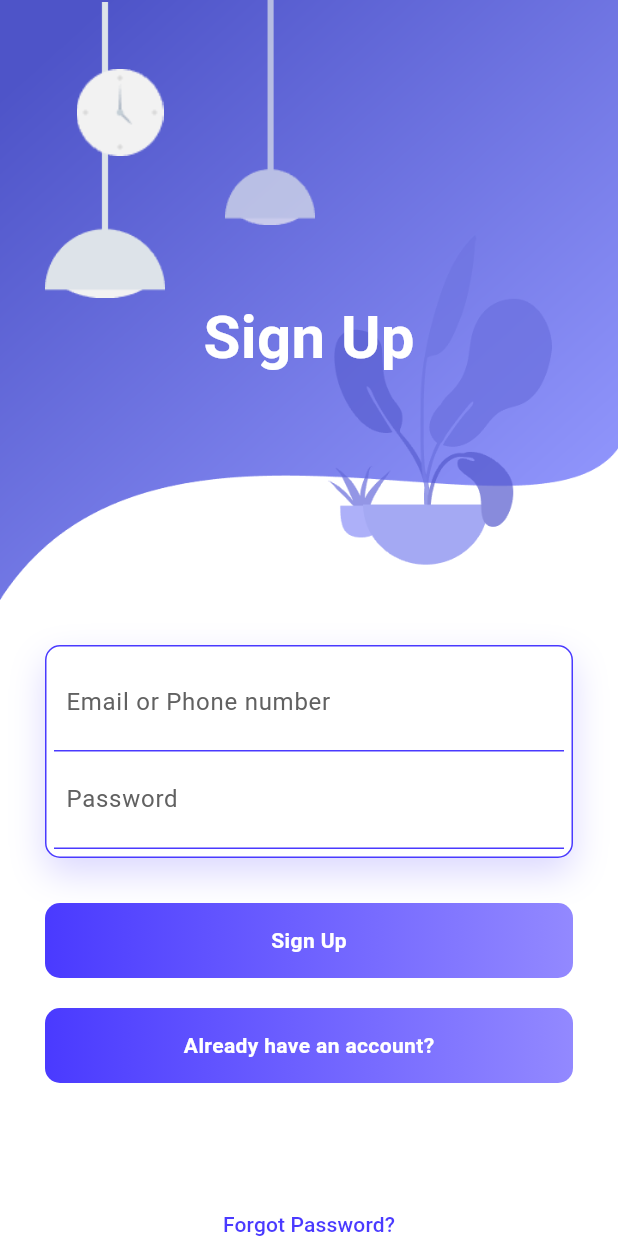
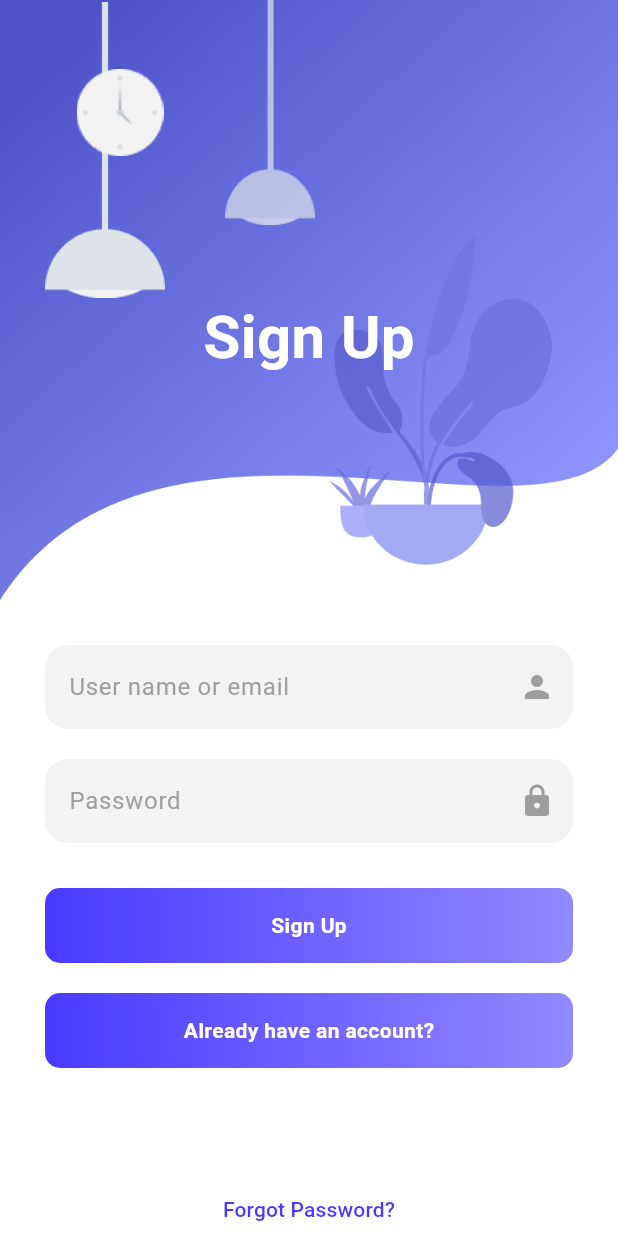
Before and after one commit to TA-rathnayaka/PublicPulse, a Flutter app: the screen it shows after launch, after a tap on "Create Account", on a phone screen of 412 x 824 dp. Run offline on Flutter 3.47's test engine with Material 3 defaults, Android fonts, the phone set to English and light mode, and no system bars; our stand-ins replace animate_do, cloud_firestore, firebase_auth, firebase_core; accounts and stored records are empty.

Commit message:
fix login and signup and login screen text fieds

```diff
--- a/client/lib/views/screens/login.dart
+++ b/client/lib/views/screens/login.dart
@@ -8,7 +8,7 @@ import 'package:client/views/components/top_navigation_bar.dart';
 import 'package:firebase_auth/firebase_auth.dart';
 import 'package:client/providers/auth_provider.dart';
 import 'package:client/views/components/primary_button.dart';
-import 'package:client/providers/login_validation_provider.dart'; // Import PrimaryButton
+import 'package:client/providers/login_validation_provider.dart';
 
 class Login extends StatelessWidget {
   static const id = '/login';
@@ -88,33 +88,16 @@ class Login extends StatelessWidget {
                 children: <Widget>[
                   FadeInUp(
                     duration: Duration(milliseconds: 1800),
-                    child: Container(
-                      padding: EdgeInsets.all(5),
-                      decoration: BoxDecoration(
-                        color: Colors.white,
-                        borderRadius: BorderRadius.circular(10),
-                        border: Border.all(color: kPrimaryColor),
-                        boxShadow: [
-                          BoxShadow(
-                            color: kPrimaryColor.withOpacity(0.2),
-                            blurRadius: 20.0,
-                            offset: Offset(0, 10),
-                          ),
-                        ],
-                      ),
                     child: Column(
                       children: <Widget>[
-                          Container(
-                            padding: EdgeInsets.all(8.0),
-                            decoration: BoxDecoration(
-                              border: Border(bottom: BorderSide(color: kPrimaryColor)),
-                            ),
-                            child: TextField(
+                        // Email TextField
+                        TextField(
                           controller: _emailController,
-                              decoration: InputDecoration(
-                                border: InputBorder.none,
-                                hintText: "Email or Phone number",
-                                hintStyle: TextStyle(color: Colors.grey[700]),
+                          decoration: kTextFieldDecoration.copyWith(
+                            hintText: 'User name or email',
+                            suffixIcon: Icon(
+                              Icons.person,
+                              color: kTextFieldHintColor,
                             ),
                           ),
                         ),
@@ -126,15 +109,16 @@ class Login extends StatelessWidget {
                             );
                           },
                         ),
-                          Container(
-                            padding: EdgeInsets.all(8.0),
-                            child: TextField(
+
+                        // Password TextField
+                        TextField(
                           controller: _passwordController,
                           obscureText: true,
-                              decoration: InputDecoration(
-                                border: InputBorder.none,
-                                hintText: "Password",
-                                hintStyle: TextStyle(color: Colors.grey[700]),
+                          decoration: kTextFieldDecoration.copyWith(
+                            hintText: 'Password',
+                            suffixIcon: Icon(
+                              Icons.lock,
+                              color: kTextFieldHintColor,
                             ),
                           ),
                         ),
@@ -147,7 +131,6 @@ class Login extends StatelessWidget {
                           },
                         ),
                       ],
-                      ),
                     ),
                   ),
                   SizedBox(height: 30),
--- a/client/lib/views/screens/signup.dart
+++ b/client/lib/views/screens/signup.dart
@@ -102,72 +102,40 @@ class Signup extends StatelessWidget {
   Widget _buildEmailPasswordFields(BuildContext context) {
     return FadeInUp(
       duration: Duration(milliseconds: 1800),
-      child: Container(
-        padding: EdgeInsets.all(5),
-        decoration: BoxDecoration(
-          color: Colors.white,
-          borderRadius: BorderRadius.circular(10),
-          border: Border.all(color: kPrimaryColor),
-          boxShadow: [
-            BoxShadow(
-              color: kPrimaryColor.withOpacity(0.2),
-              blurRadius: 20.0,
-              offset: Offset(0, 10),
-            ),
-          ],
-        ),
-        child: Column(
-          children: <Widget>[
-            _buildTextField(
-              controller: _emailController,
-              hintText: "Email or Phone number",
-              obscureText: false,
-              errorMessage: context.watch<SignupValidationProvider>().emailError,
-            ),
-            _buildTextField(
-              controller: _passwordController,
-              hintText: "Password",
-              obscureText: true,
-              errorMessage: context.watch<SignupValidationProvider>().passwordError,
-            ),
-          ],
+      child: Column(
+        children: <Widget>[
+          _buildEmailTextField(context),
+          SizedBox(height: 20),  // Add spacing between email and password fields
+          _buildPasswordTextField(context),
+        ],
+      ),
+    );
+  }
+
+  Widget _buildEmailTextField(BuildContext context) {
+    return TextField(
+      controller: _emailController,
+      decoration: kTextFieldDecoration.copyWith(
+        hintText: 'User name or email',
+        suffixIcon: Icon(
+          Icons.person,
+          color: kTextFieldHintColor,
         ),
       ),
     );
   }
 
-  Widget _buildTextField({
-    required TextEditingController controller,
-    required String hintText,
-    required bool obscureText,
-    String? errorMessage,
-  }) {
-    return Column(
-      children: [
-        Container(
-          padding: EdgeInsets.all(8.0),
-          decoration: BoxDecoration(
-            border: Border(bottom: BorderSide(color: kPrimaryColor)),
-          ),
-          child: TextField(
-            controller: controller,
-            obscureText: obscureText,
-            decoration: InputDecoration(
-              border: InputBorder.none,
-              hintText: hintText,
-              hintStyle: TextStyle(color: Colors.grey[700]),
-            ),
-          ),
+  Widget _buildPasswordTextField(BuildContext context) {
+    return TextField(
+      controller: _passwordController,
+      obscureText: true,
+      decoration: kTextFieldDecoration.copyWith(
+        hintText: 'Password',
+        suffixIcon: Icon(
+          Icons.lock,
+          color: kTextFieldHintColor,
         ),
-        if (errorMessage != null && errorMessage.isNotEmpty)
-          Padding(
-            padding: EdgeInsets.only(left: 8.0, top: 4.0),
-            child: Text(
-              errorMessage,
-              style: TextStyle(color: Colors.red, fontSize: 14),
-            ),
-          ),
-      ],
+      ),
     );
   }
 
```
Lines whose indentation alone changed are shown as unchanged.
